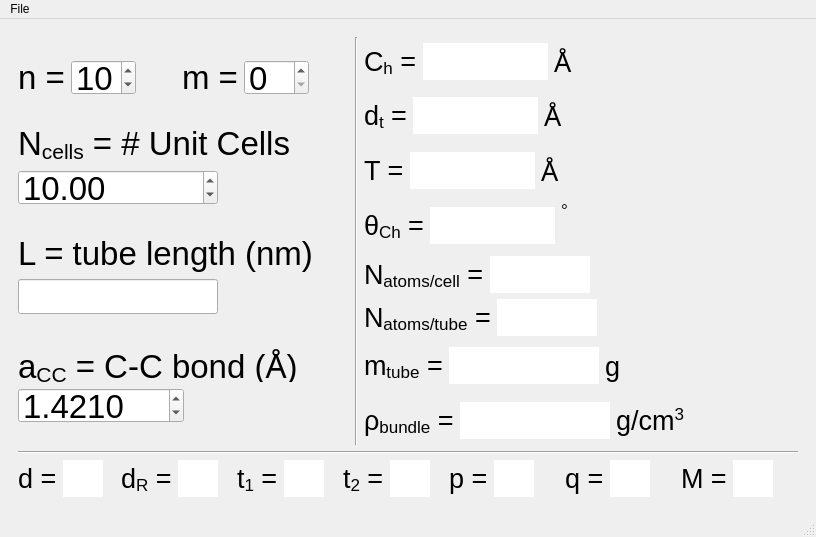
Qt form swcnts4squints/swcnts4squints2.ui (androomerrill/swcnts4squints) before a commit.
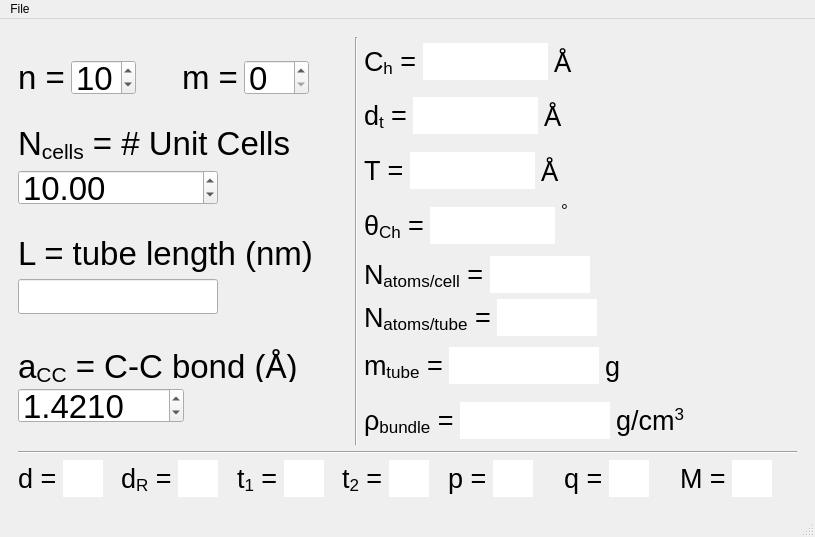
The same form after that commit.

The edit to the form file:
```diff
--- a/swcnts4squints/swcnts4squints2.ui
+++ b/swcnts4squints/swcnts4squints2.ui
@@ -6,7 +6,7 @@
    <rect>
     <x>0</x>
     <y>0</y>
-    <width>816</width>
+    <width>815</width>
     <height>537</height>
    </rect>
   </property>
@@ -1387,7 +1387,7 @@
     <rect>
      <x>0</x>
      <y>0</y>
-     <width>816</width>
+     <width>815</width>
      <height>25</height>
     </rect>
    </property>
```
